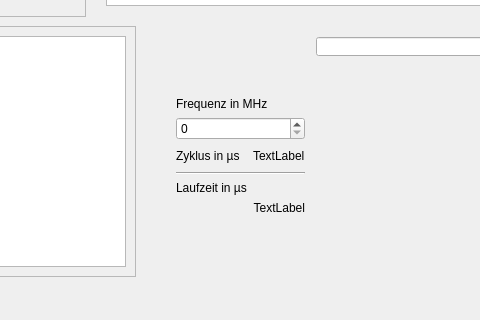
Benedikt1992/PICSimu, file PICSimu/mainwindow.ui: the form before one commit; both pictures show x 145 to 625 and y 461 to 781 of the 1210 by 781 pixel window.
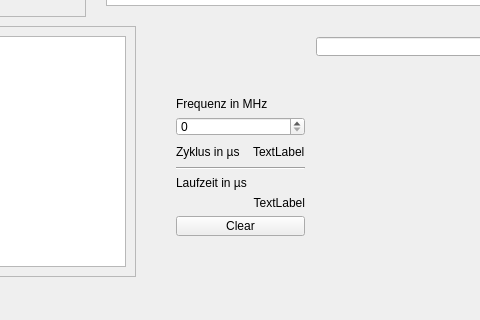
The form after the commit.

Commit message: Button um Laufzeit zu löschen hinzugefügt

Diff of the .ui file:
```diff
--- a/PICSimu/mainwindow.ui
+++ b/PICSimu/mainwindow.ui
@@ -290,6 +290,13 @@
        </property>
       </widget>
      </item>
+     <item>
+      <widget class="QPushButton" name="clearRuntime">
+       <property name="text">
+        <string>Clear</string>
+       </property>
+      </widget>
+     </item>
      <item>
       <spacer name="verticalSpacer_2">
        <property name="orientation">
```
The commit also changes 6 other files.
